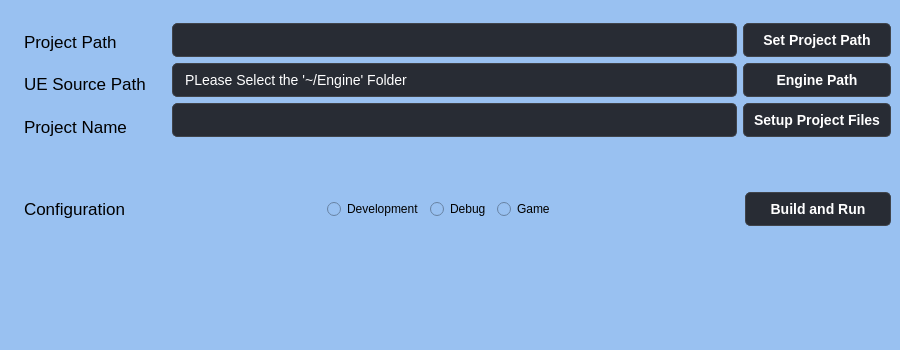
Qt form UnrealProjectSetup/mainwindow.ui (PentaPixelsUE/Unreal-Engine-Project-manager) before a commit.
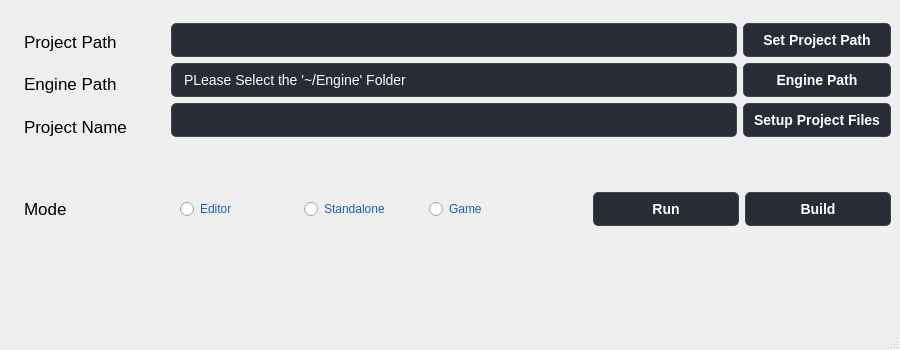
The same form after that commit.

Commit message: Added Possibility to generate run and build for existing project and the launch Modes

Patch:
```diff
--- a/UnrealProjectSetup/mainwindow.ui
+++ b/UnrealProjectSetup/mainwindow.ui
@@ -20,7 +20,7 @@
    <string>MainWindow</string>
   </property>
   <property name="styleSheet">
-   <string notr="true">background-color:rgb(153, 193, 241)</string>
+   <string notr="true">color:rgb(26, 95, 180)</string>
   </property>
   <widget class="QWidget" name="Project_Path_Hbox">
    <layout class="QFormLayout" name="formLayout">
@@ -82,7 +82,7 @@
 }</string>
             </property>
             <property name="text">
-             <string>UE Source Path  </string>
+             <string>Engine Path</string>
             </property>
            </widget>
           </item>
@@ -496,7 +496,7 @@
 }</string>
           </property>
           <property name="text">
-           <string>Configuration</string>
+           <string>Mode</string>
           </property>
          </widget>
         </item>
@@ -505,6 +505,9 @@
           <property name="orientation">
            <enum>Qt::Horizontal</enum>
           </property>
+          <property name="sizeType">
+           <enum>QSizePolicy::Fixed</enum>
+          </property>
           <property name="sizeHint" stdset="0">
            <size>
             <width>40</width>
@@ -518,15 +521,15 @@
           <property name="styleSheet">
            <string notr="true">/* Label */
 QLabel {
-  color: rgb(0, 0, 0); /* Electric blue text */
-  font-family: 'Roboto', sans-serif; /* Modern font */
+  color: rgb(97, 53, 131);
+  font-family: 'Roboto', sans-serif; 
   font-size: 17px;
   font-weight: normal;
   padding: 5px;
 }</string>
           </property>
           <property name="text">
-           <string>Development</string>
+           <string>Editor</string>
           </property>
          </widget>
         </item>
@@ -543,7 +546,7 @@
 }</string>
           </property>
           <property name="text">
-           <string>Debug</string>
+           <string>Standalone</string>
           </property>
          </widget>
         </item>
@@ -569,6 +572,9 @@
           <property name="orientation">
            <enum>Qt::Horizontal</enum>
           </property>
+          <property name="sizeType">
+           <enum>QSizePolicy::Fixed</enum>
+          </property>
           <property name="sizeHint" stdset="0">
            <size>
             <width>40</width>
@@ -615,7 +621,95 @@
 </string>
           </property>
           <property name="text">
-           <string>Build and Run</string>
+           <string>Run</string>
+          </property>
+         </widget>
+        </item>
+        <item>
+         <widget class="QPushButton" name="Build_Btn">
+          <property name="minimumSize">
+           <size>
+            <width>146</width>
+            <height>34</height>
+           </size>
+          </property>
+          <property name="styleSheet">
+           <string notr="true">/* Button */
+QPushButton {
+    background-color: #282c34;
+    border-radius: 5px;
+    border: 1px solid #40444b;
+    color: #fff;
+    padding: 5px 10px;
+    font-size: 14px;
+    font-weight: bold;
+}
+
+QPushButton:hover {
+    background-color: #32363b;
+    border-color: #585c62;
+}
+
+QPushButton:pressed {
+    background-color: #40444b;
+    border-color: #72767a;
+}
+
+QPushButton:disabled {
+    background-color: #52565a;
+    border-color: #64686c;
+    color: #888888;
+}
+</string>
+          </property>
+          <property name="text">
+           <string>Build</string>
+          </property>
+         </widget>
+        </item>
+       </layout>
+      </item>
+      <item>
+       <spacer name="verticalSpacer">
+        <property name="orientation">
+         <enum>Qt::Vertical</enum>
+        </property>
+        <property name="sizeHint" stdset="0">
+         <size>
+          <width>20</width>
+          <height>40</height>
+         </size>
+        </property>
+       </spacer>
+      </item>
+      <item>
+       <layout class="QHBoxLayout" name="horizontalLayout_3">
+        <property name="topMargin">
+         <number>0</number>
+        </property>
+        <item>
+         <spacer name="horizontalSpacer_3">
+          <property name="orientation">
+           <enum>Qt::Horizontal</enum>
+          </property>
+          <property name="sizeType">
+           <enum>QSizePolicy::Fixed</enum>
+          </property>
+          <property name="sizeHint" stdset="0">
+           <size>
+            <width>158</width>
+            <height>20</height>
+           </size>
+          </property>
+         </spacer>
+        </item>
+        <item>
+         <widget class="QLabel" name="Standalone_Warning_Lbl">
+          <property name="styleSheet">
+           <string notr="true">color: red;</string>
+          </property>
+          <property name="text">
+           <string/>
           </property>
          </widget>
         </item>
```
Left out of the diff: 8 changed lines with no effect on the pictures. The commit also changes 23 other files.
